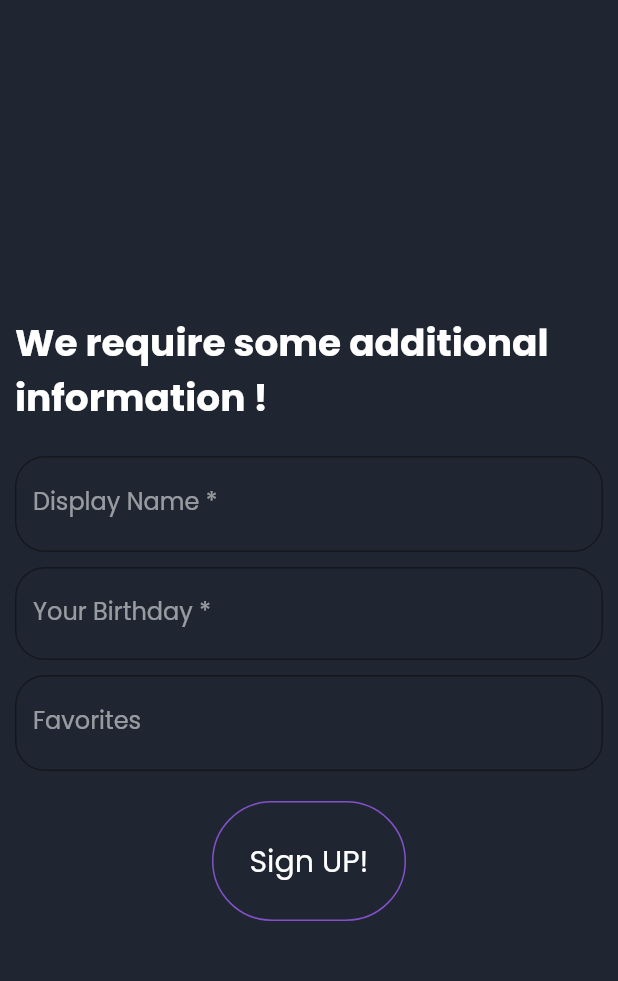
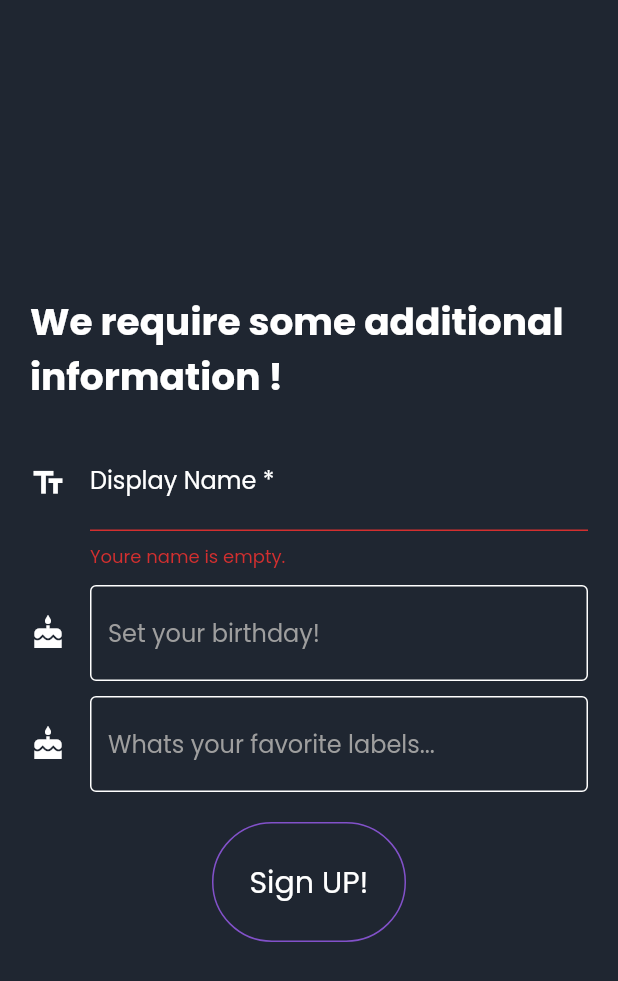
Before and after one commit to Just-another-Muensterhack/revent, a Flutter app: the DataPage screen opened directly, after a tap on "Sign UP!", on a phone screen of 412 x 824 dp. Shown: the top 981 px of the screen. Run offline on Flutter 3.47's test engine with Material 2 defaults, Android fonts, the phone set to English and light mode, and no system bars; our stand-ins replace cloud_firestore, firebase_auth, firebase_core, flutter_signin_button, google_sign_in, qr_flutter; accounts and stored records are empty.

Commit message:
fixed data page

```diff
--- a/lib/main.dart
+++ b/lib/main.dart
@@ -3,6 +3,7 @@ import 'package:firebase_core/firebase_core.dart';
 import 'package:flutter/material.dart';
 import 'package:flutter/rendering.dart';
 import 'package:revent/pages/home_page.dart';
+import 'package:revent/pages/landing_page.dart';
 import 'package:revent/pages/splash_screen.dart';
 import 'package:revent/services/auth_service.dart';
 
@@ -51,7 +52,7 @@ class _AppState extends State<App> {
 
       FirebaseAuth.instance.userChanges().listen((User user) {
         setState(() {
-          this._currentPage = user == null ? HomePage() : HomePage();
+          this._currentPage = user == null ? LandingPage() : HomePage();
         });
       });
 
--- a/lib/models/profile.dart
+++ b/lib/models/profile.dart
@@ -19,12 +19,12 @@ class Profile {
   String qrToken = "";
 
   static final _databaseRef =
-  FirebaseFirestore.instance.collection('profiles').withConverter<Profile>(
-    fromFirestore: (snapshot, _) => Profile._fromJson(snapshot.data()),
-    toFirestore: (profile, _) => profile._toJson(),
-  );
+      FirebaseFirestore.instance.collection('profiles').withConverter<Profile>(
+            fromFirestore: (snapshot, _) => Profile._fromJson(snapshot.data()),
+            toFirestore: (profile, _) => profile._toJson(),
+          );
 
-  Profile._(this.displayName, this.profileURL, this.birthday) {
+  Profile._(this.displayName, this.profileURL, this.birthday, this.favorites) {
     this.userUID = FirebaseAuth.instance.currentUser.uid;
     this.registrated = DateTime.now();
     this.generateToken();
@@ -78,23 +78,21 @@ class Profile {
         .catchError((error) => print("Failed to delete Profile: $error"));
   }
 
-  static Future<Profile> create(DateTime birthday, [ String username ]) async {
+  static Future<Profile> create(
+      DateTime birthday, String username, List<Genre> favorites) async {
     String profilePicture = FirebaseAuth.instance.currentUser.photoURL;
 
     if (profilePicture.isEmpty) {
       profilePicture =
           "https://raw.githubusercontent.com/Just-another-Muensterhack/" +
-          "revent-assets/main/default_profile_picture.png"; // change later
+              "revent-assets/main/default_profile_picture.png"; // change later
     }
 
-    if( username.isEmpty ){
+    if (username.isEmpty) {
       username = FirebaseAuth.instance.currentUser.displayName;
     }
 
-    Profile profile = Profile._(
-        username,
-        profilePicture,
-        birthday);
+    Profile profile = Profile._(username, profilePicture, birthday, favorites);
     profile.save();
 
     return profile;
@@ -113,6 +111,22 @@ class Profile {
     return this.friends.where((element) => element.status == type).toList();
   }
 
+  static Future<bool> profileExists({String userUID}) async {
+    if (userUID == null) userUID = FirebaseAuth.instance.currentUser.uid;
+
+    await _databaseRef
+        .where('user_uid', isEqualTo: userUID)
+        .limit(1)
+        .get()
+        .then((value) {
+      if (value != null) {
+        return true;
+      }
+    });
+
+    return false;
+  }
+
   static Future<Profile> getByReference({String userUID}) async {
     if (userUID == null) userUID = FirebaseAuth.instance.currentUser.uid;
     Profile profile;
--- a/lib/pages/auth/login/data_page.dart
+++ b/lib/pages/auth/login/data_page.dart
@@ -3,6 +3,8 @@ import 'package:revent/constants/colors.dart';
 import 'package:revent/models/commons.dart';
 import 'package:revent/models/profile.dart';
 import 'package:revent/pages/home_page.dart';
+import 'package:revent/services/auth_service.dart';
+import 'package:revent/widgets/generic_list.dart';
 
 class DataPage extends StatefulWidget {
   @override
@@ -13,27 +15,33 @@ class _DataPageState extends State<DataPage> {
   final GlobalKey<FormState> _formKey = GlobalKey<FormState>();
 
   List<Genre> favorites = [];
-  String displayName = "";
+  String displayName;
+
   DateTime selectedDate = DateTime.now();
   var txt = TextEditingController();
+  var txt2 = TextEditingController();
 
+  @override
+  void initState() {
+    this.displayName = AuthService.currentUser().displayName;
+    super.initState();
+  }
 
   Future<void> _selectBirthDate(BuildContext context) async {
     final DateTime picked = await showDatePicker(
         context: context,
-        initialDate: DateTime.now(),
+        initialDate: DateTime.now().subtract(Duration(days: 365 * 18)),
         firstDate: DateTime(1900, 0, 0),
         lastDate: DateTime.now());
     if (picked != null)
       setState(() {
         selectedDate = picked;
-        txt.text = "$picked".split(" ")[0];
+        txt.text = "$picked".split(" ")[0].split("-").reversed.join(".");
       });
   }
 
   Future<void> _createUser() async {
-    print("Create User" + selectedDate.toIso8601String() + displayName);
-    await Profile.create(selectedDate, displayName);
+    await Profile.create(selectedDate, displayName, favorites);
   }
 
   @override
@@ -43,7 +51,7 @@ class _DataPageState extends State<DataPage> {
       body: Form(
         key: _formKey,
         child: Padding(
-          padding: EdgeInsets.all(10.0),
+          padding: EdgeInsets.all(20.0),
           child: Column(
             mainAxisAlignment: MainAxisAlignment.center,
             crossAxisAlignment: CrossAxisAlignment.start,
@@ -57,26 +65,34 @@ class _DataPageState extends State<DataPage> {
               ),
               TextFormField(
                 validator: (String input) {
+                  if (input.isEmpty) {
+                    return "Youre name is empty.";
+                  }
+
+                  if (input.length < 3) {
+                    return "Youre name is too short...";
+                  }
+
                   return null;
                 },
                 cursorColor: Colors.white,
+                style: TextStyle(color: Colors.white),
                 decoration: InputDecoration(
-                  labelStyle: TextStyle(
-                    color: Colors.white54
+                  enabledBorder: OutlineInputBorder(
+                    borderSide: BorderSide(color: Colors.white),
                   ),
-                  hintStyle: TextStyle(
-                    color: Colors.white54
+                  focusedBorder: OutlineInputBorder(
+                    borderSide: BorderSide(color: Colors.white),
                   ),
-                  border: OutlineInputBorder(
-                    borderRadius: BorderRadius.all(
-                        Radius.circular(20.0)
-                    ),
-                  ),
-
-                  //icon: Icon(Icons.title),
+                  hintStyle: TextStyle(color: Colors.grey),
+                  icon: Icon(Icons.text_fields, color: Colors.white),
+                  labelStyle: TextStyle(color: Colors.white),
                   hintText: "Choose your display name!",
                   labelText: "Display Name *",
                 ),
+                onSaved: (String value) {
+                  this.displayName = value;
+                },
               ),
               SizedBox(
                 height: 10,
@@ -84,46 +100,63 @@ class _DataPageState extends State<DataPage> {
               TextField(
                   controller: txt,
                   readOnly: true,
+                  cursorColor: Colors.white,
+                  style: TextStyle(color: Colors.white),
                   decoration: InputDecoration(
-                  labelStyle: TextStyle(
-                      color: Colors.white54
+                    enabledBorder: OutlineInputBorder(
+                      borderSide: BorderSide(color: Colors.white),
                     ),
-                  border: OutlineInputBorder(
-                      borderRadius: BorderRadius.all(Radius.circular(20.0))
+                    focusedBorder: OutlineInputBorder(
+                      borderSide: BorderSide(color: Colors.white),
                     ),
-                  labelText: "Your Birthday *",
+                    hintStyle: TextStyle(color: Colors.grey),
+                    icon: Icon(Icons.cake_sharp, color: Colors.white),
+                    hintText: "Set your birthday!",
                   ),
                   onTap: () {
                     _selectBirthDate(context);
-                }
-              ),
+                  }),
               SizedBox(
                 height: 10,
               ),
-              TextFormField(
-                validator: (String input) {
-                  return null;
-                },
+              TextField(
+                  readOnly: true,
                   cursorColor: Colors.white,
+                  style: TextStyle(color: Colors.white),
                   decoration: InputDecoration(
-                  labelStyle: TextStyle(
-                      color: Colors.white54
+                    enabledBorder: OutlineInputBorder(
+                      borderSide: BorderSide(color: Colors.white),
                     ),
-                  hintStyle: TextStyle(
-                    color: Colors.white54
+                    focusedBorder: OutlineInputBorder(
+                      borderSide: BorderSide(color: Colors.white),
                     ),
-                  border: OutlineInputBorder(
-                      borderRadius: BorderRadius.all(Radius.circular(20.0))
+                    hintStyle: TextStyle(color: Colors.grey),
+                    icon: Icon(Icons.cake_sharp, color: Colors.white),
+                    hintText: "Whats your favorite labels...",
                   ),
-                  hintText: "Choose your favorite genres!",
-                  labelText: "Favorites",
+                  controller: txt2,
+                  onTap: () {
+                    List<Genre> list = Genre.values.toList();
+                    Function builder = (e) => e.toString().split(".").last;
+                    Navigator.of(context)
+                        .push(
+                      MaterialPageRoute(
+                        builder: (context) =>
+                            GenericList<Genre>(list, builder, this.favorites),
                       ),
-                onTap: () => Navigator.of(context).push(
-                  MaterialPageRoute(
-                    builder: (context) => null,
-                  ),
-                ),
-              ),
+                    )
+                        .then((value) {
+                      this.favorites = [];
+                      value.forEach((element) => this.favorites.add(element));
+
+                      setState(() {
+                        txt2.text = this
+                            .favorites
+                            .map((e) => "#" + e.toString().split(".").last)
+                            .join(" ");
+                      });
+                    });
+                  }),
               SizedBox(
                 height: 20,
               ),
@@ -142,25 +175,28 @@ class _DataPageState extends State<DataPage> {
                         padding: MaterialStateProperty.all(
                           EdgeInsets.all(25.0),
                         ),
-                    shape: MaterialStateProperty.all<RoundedRectangleBorder>(
+                        shape:
+                            MaterialStateProperty.all<RoundedRectangleBorder>(
                           RoundedRectangleBorder(
                             borderRadius: BorderRadius.circular(900.0),
                             side: BorderSide(color: secondary),
                           ),
                         ),
-                    foregroundColor: MaterialStateProperty.all(Colors.white),
+                        foregroundColor:
+                            MaterialStateProperty.all(Colors.white),
                       ),
                       onPressed: () {
-                    _createUser()
-                      .then((value) => Navigator.push(context,
+                        if (_formKey.currentState.validate()) {
+                          _formKey.currentState.save();
+
+                          _createUser().then((value) => Navigator.push(
+                                context,
                                 MaterialPageRoute(
                                   builder: (context) => HomePage(),
                                 ),
-                      )
-                    );
+                              ));
                         }
-                )
-              ),
+                      })),
             ],
           ),
         ),
--- a/lib/services/auth_service.dart
+++ b/lib/services/auth_service.dart
@@ -55,8 +55,8 @@ class AuthService {
     } else {
       GoogleAuthProvider googleProvider = GoogleAuthProvider();
 
-      //await FirebaseAuth.instance.signInWithPopup(googleProvider);
-      await FirebaseAuth.instance.signInWithRedirect(googleProvider);
+      await FirebaseAuth.instance.signInWithPopup(googleProvider);
+      //await FirebaseAuth.instance.signInWithRedirect(googleProvider);
     }
   }
 
```
Also changed, not shown: lib/pages/auth/login/login_page.dart (+17 -4 lines), lib/pages/auth/login/register_page.dart (deleted, +0 -74 lines), lib/pages/home_page.dart (+4 -4 lines), lib/widgets/generic_list.dart (+9 -2 lines). Lines whose indentation alone changed are shown as unchanged.
